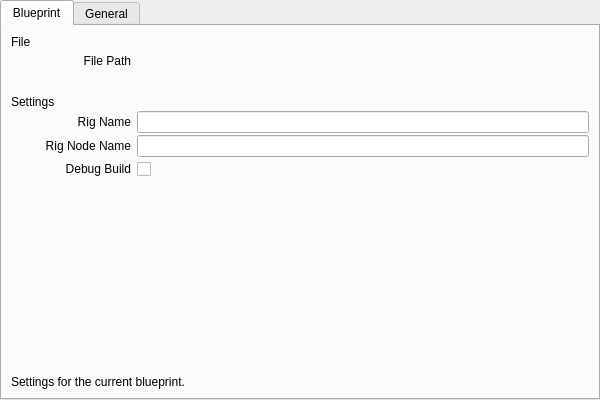
bohdon/maya-pulse, file resources/main_settings.ui: the form before one commit.
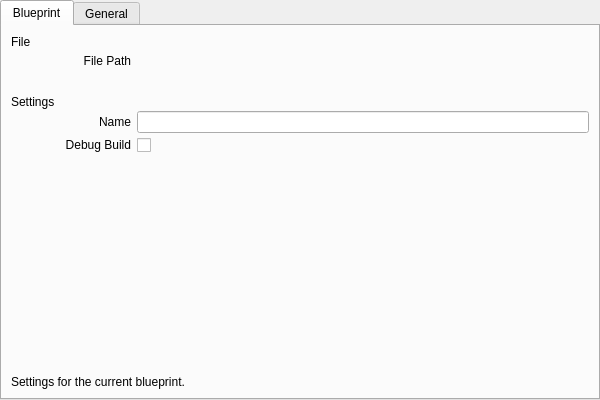
The form after the commit.

Commit message: move rig name setting to Create Rig action, keep blueprint name only for display

The edit to the form file:
```diff
--- a/resources/main_settings.ui
+++ b/resources/main_settings.ui
@@ -127,7 +127,7 @@
             <string>The name of the rig. Used to name the core hierarchy nodes and can be used by actions as well.</string>
            </property>
            <property name="text">
-            <string>Rig Name</string>
+            <string>Name</string>
            </property>
            <property name="alignment">
             <set>Qt::AlignRight|Qt::AlignTrailing|Qt::AlignVCenter</set>
@@ -138,28 +138,6 @@
           <widget class="QLineEdit" name="rig_name_edit"/>
          </item>
          <item row="5" column="0">
-          <widget class="QLabel" name="rig_node_fmt_label">
-           <property name="minimumSize">
-            <size>
-             <width>120</width>
-             <height>0</height>
-            </size>
-           </property>
-           <property name="statusTip">
-            <string>The naming format to use for the parent rig node. Can use any settings key, such as {rigName}.</string>
-           </property>
-           <property name="text">
-            <string>Rig Node Name</string>
-           </property>
-           <property name="alignment">
-            <set>Qt::AlignRight|Qt::AlignTrailing|Qt::AlignVCenter</set>
-           </property>
-          </widget>
-         </item>
-         <item row="5" column="1">
-          <widget class="QLineEdit" name="rig_node_fmt_edit"/>
-         </item>
-         <item row="6" column="0">
           <widget class="QLabel" name="debug_build_label">
            <property name="minimumSize">
             <size>
@@ -178,7 +156,7 @@
            </property>
           </widget>
          </item>
-         <item row="6" column="1">
+         <item row="5" column="1">
           <widget class="QCheckBox" name="debug_build_check">
            <property name="minimumSize">
             <size>
```
Left out of the diff: 28 changed lines with no effect on the pictures. The commit also changes 31 other files.
